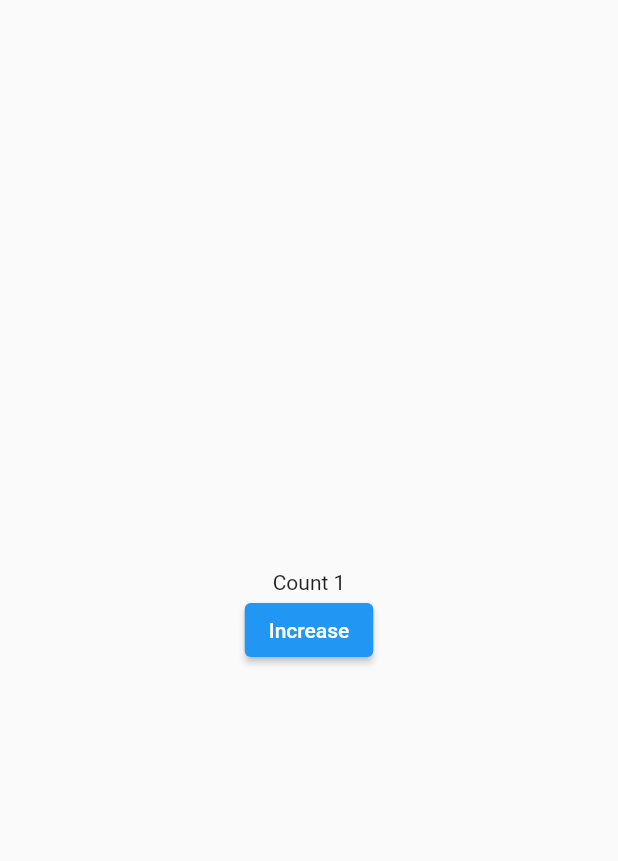
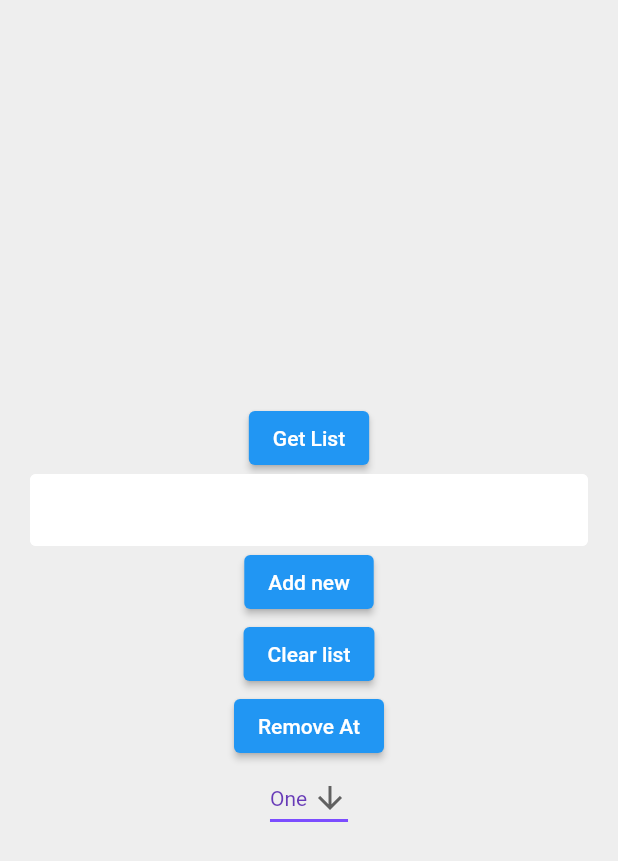
Before and after one commit to shallx/todo_stuff, a Flutter app: the StupidPage screen opened directly, on a phone screen of 412 x 824 dp. Shown: the top 861 px of the screen. Run offline on Flutter 3.47's test engine with Material 2 defaults, Android fonts, the phone set to English and light mode, and no system bars; our stand-ins replace cloud_firestore, firebase_auth, firebase_core, flutter_slidable, flutter_spinkit, get and 1 more; accounts and stored records are empty.

Commit message:
Created Catagory function, now working on it

```diff
--- /dev/null
+++ b/lib/models/category.dart
@@ -0,0 +1,45 @@
+import 'package:get_storage/get_storage.dart';
+
+class Category {
+  String name;
+  Category({this.name});
+}
+
+class CategoryList {
+  GetStorage box;
+  CategoryList() {
+    box = GetStorage();
+  }
+
+  List list() {
+    // final box = GetStorage();
+    List categories = box.read<List>('categories');
+    if (categories != null) {
+      return categories;
+    } else {
+      categories.add("Important");
+      return categories;
+    }
+  }
+
+  add(String category) {
+    // final box = GetStorage();
+    List categories = box.read<List>('categories');
+    if (categories == null) {
+      categories = [];
+    }
+    categories.add(category);
+    print(categories);
+    box.write('categories', categories);
+  }
+
+  removeAt(int index) {
+    List categories = box.read<List>('categories');
+    categories.removeAt(index);
+    box.write('categories', categories);
+  }
+
+  clearAll() {
+    box.write('categories', []);
+  }
+}
--- a/lib/screens/home/stupid_page.dart
+++ b/lib/screens/home/stupid_page.dart
@@ -1,5 +1,7 @@
 import 'package:flutter/material.dart';
 import 'package:get_storage/get_storage.dart';
+import 'package:todo_stuffasia/shared/constant.dart';
+import '../../models/category.dart';
 
 class StupidPage extends StatefulWidget {
   StupidPage({Key key}) : super(key: key);
@@ -11,6 +13,8 @@ class StupidPage extends StatefulWidget {
 class _StupidPageState extends State<StupidPage> {
   int _count = 1;
   GetStorage box = GetStorage();
+  String category;
+  String initvalue = 'One';
 
   @override
   void initState() {
@@ -23,20 +27,71 @@ class _StupidPageState extends State<StupidPage> {
   @override
   Widget build(BuildContext context) {
     return Scaffold(
+      backgroundColor: Colors.grey[200],
       body: Center(
+        child: Container(
+          padding: EdgeInsets.all(20),
           child: Column(
             mainAxisAlignment: MainAxisAlignment.center,
             children: [
-            Text("Count $_count"),
               ElevatedButton(
                 onPressed: () {
-                box.write('count', _count + 1);
-                setState(() => _count++);
-                ;
+                  print(CategoryList().list());
                 },
-              child: Text("Increase"),
+                child: Text("Get List"),
               ),
+              TextField(
+                onChanged: (value) {
+                  category = value;
+                },
+                decoration: textInputDecoration,
+              ),
+              ElevatedButton(
+                onPressed: () {
+                  CategoryList().add(category);
+                  setState(() {
+                    category = "";
+                  });
+                },
+                child: Text("Add new"),
+              ),
+              ElevatedButton(
+                onPressed: () {
+                  CategoryList().clearAll();
+                },
+                child: Text("Clear list"),
+              ),
+              ElevatedButton(
+                onPressed: () {
+                  CategoryList().removeAt(int.parse(category));
+                },
+                child: Text("Remove At"),
+              ),
+              DropdownButton<String>(
+                value: initvalue,
+                icon: const Icon(Icons.arrow_downward),
+                iconSize: 24,
+                elevation: 16,
+                style: const TextStyle(color: Colors.deepPurple),
+                underline: Container(
+                  height: 2,
+                  color: Colors.deepPurpleAccent,
+                ),
+                onChanged: (String newValue) {
+                  setState(() {
+                    initvalue = newValue;
+                  });
+                },
+                items: <String>['One', 'Two', 'Free', 'Four']
+                    .map<DropdownMenuItem<String>>((String value) {
+                  return DropdownMenuItem<String>(
+                    value: value,
+                    child: Text(value),
+                  );
+                }).toList(),
+              )
             ],
+          ),
         ),
       ),
     );
--- a/lib/screens/home/todo_screen.dart
+++ b/lib/screens/home/todo_screen.dart
@@ -114,7 +114,7 @@ class _TodoScreenState extends State<TodoScreen> {
 
   Widget buildSearch() => SearchWidget(
         text: query,
-        hintText: 'Title or Author Name',
+        hintText: 'Task or Description',
         onChanged: searchBook,
       );
 
--- a/lib/widget/add_todo_dialog_widget.dart
+++ b/lib/widget/add_todo_dialog_widget.dart
@@ -54,6 +54,7 @@ class _AddTodoDialogWidgetState extends State<AddTodoDialogWidget> {
         title: title,
         description: description,
         createdTime: DateTime.now(),
+        category: 'general',
       );
 
       final TodosController c = Get.find();
```
Also changed, not shown: lib/models/todo.dart (+10 -7 lines), lib/screens/authenticate/sign_in.dart (+0 -17 lines), lib/widget/todo_form_widget.dart (+43 -6 lines), lib/widget/todo_widget.dart (+8 -2 lines). Lines whose indentation alone changed are shown as unchanged.
